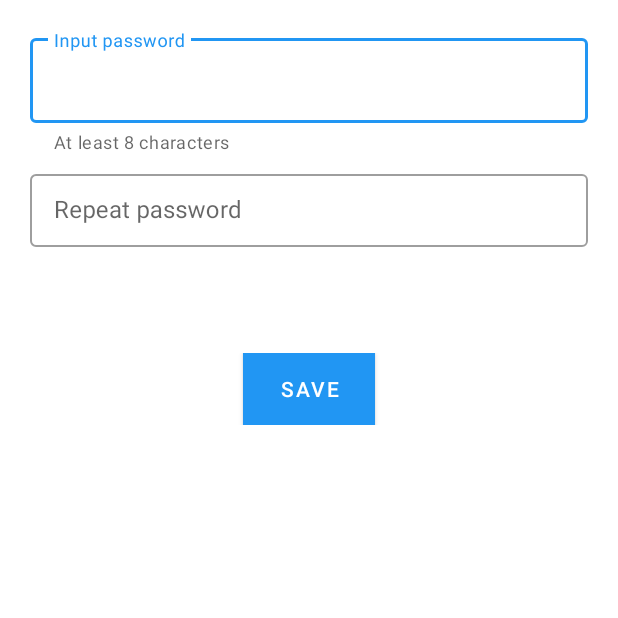
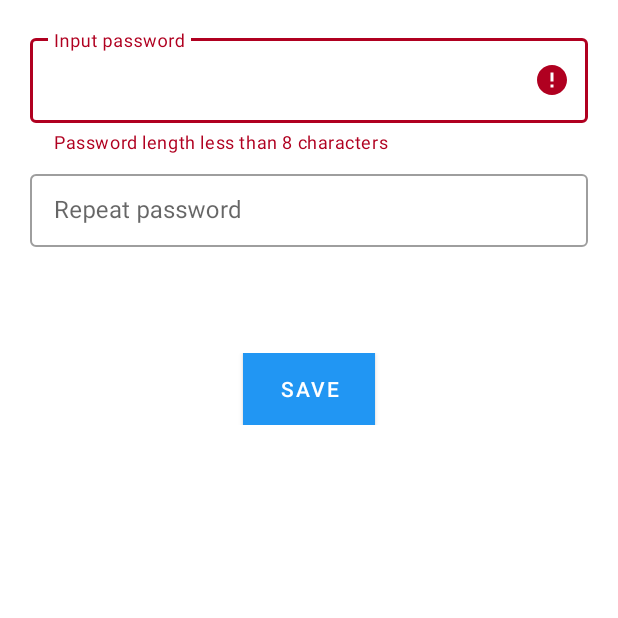
Before and after one commit to AlekseyM73/SecureRepo, an Android app: the screen it shows after launch (SetPasswordActivity), after a tap on "SAVE", on a phone screen of 412 x 824 dp, the top half of it. Run offline under Robolectric (Android 15) with nearby library versions, the phone set to English and light mode, and no system bars; our stand-ins replace Room's generated code, RxJava.

Commit message:
in process

```diff
--- a/app/src/main/java/com/example/securerepo/view/SetPasswordActivity.java
+++ b/app/src/main/java/com/example/securerepo/view/SetPasswordActivity.java
@@ -5,6 +5,8 @@ import android.content.DialogInterface;
 import android.content.Intent;
 import android.content.SharedPreferences;
 import android.os.Bundle;
+import android.text.Editable;
+import android.text.TextWatcher;
 import android.view.View;
 import android.widget.Button;
 import android.widget.EditText;
@@ -18,6 +20,7 @@ import com.example.securerepo.R;
 import com.example.securerepo.crypto.PasswordCheckerCipher;
 import com.example.securerepo.model.PasswordChecker;
 import com.example.securerepo.repository.PasswordCheckerSource;
+import com.google.android.material.textfield.TextInputLayout;
 
 import java.util.Arrays;
 import java.util.Random;
@@ -33,6 +36,8 @@ public class SetPasswordActivity extends Activity {
 
     private EditText etSetPass;
     private EditText etSetPassRepeat;
+    private TextInputLayout tilPassword1;
+    private TextInputLayout tilPassword2;
     private static final int PASSWORD_LENGTH = 8;
     private final String IS_PASSWORD_PRESENT = "isPasswordPresent";
     private final String PASSWORD = "password";
@@ -49,11 +54,51 @@ public class SetPasswordActivity extends Activity {
 
         etSetPass = findViewById(R.id.setPasswordActivityEditText);
         etSetPassRepeat = findViewById(R.id.setPasswordActivityEditTextRepeat);
+        tilPassword1 = findViewById(R.id.setPasswordActivityTextInputLayoutPassword1);
+        tilPassword2 = findViewById(R.id.setPasswordActivityTextInputLayoutPassword2);
         Button btnSave = findViewById(R.id.setPasswordActivityButtonSave);
         btnSave.setOnClickListener(listener);
         if (!isCautionDialogWasShown){
             showCautionDialog();
         }
+
+        etSetPass.addTextChangedListener(new TextWatcher() {
+            @Override
+            public void beforeTextChanged(CharSequence s, int start, int count, int after) {
+
+            }
+
+            @Override
+            public void onTextChanged(CharSequence s, int start, int before, int count) {
+                tilPassword1.setError("");
+                tilPassword2.setError("");
+            }
+
+            @Override
+            public void afterTextChanged(Editable s) {
+
+            }
+        });
+
+        etSetPassRepeat.addTextChangedListener(new TextWatcher() {
+            @Override
+            public void beforeTextChanged(CharSequence s, int start, int count, int after) {
+
+            }
+
+            @Override
+            public void onTextChanged(CharSequence s, int start, int before, int count) {
+                tilPassword1.setError("");
+                tilPassword2.setError("");
+            }
+
+            @Override
+            public void afterTextChanged(Editable s) {
+
+            }
+        });
+
+
 
     }
 
@@ -80,6 +125,12 @@ public class SetPasswordActivity extends Activity {
                 Arrays.fill(password2,'0');*/
                 addPasswordChecker(password1);
                 finish();
+            }
+            else if (!isTwoPasswordEquals(password1,password2)){
+                tilPassword2.setError("Passwords do not match");
+            }
+            else if (!isPasswordLengthGood(password1)){
+                tilPassword1.setError("Password length less than 8 characters");
             }
 
         }
@@ -147,4 +198,5 @@ public class SetPasswordActivity extends Activity {
                 })
                 .show();
     }
+
 }
--- a/app/src/main/res/layout/activity_set_password.xml
+++ b/app/src/main/res/layout/activity_set_password.xml
@@ -11,12 +11,12 @@
         android:orientation="vertical">
 
         <com.google.android.material.textfield.TextInputLayout
+            android:id="@+id/setPasswordActivityTextInputLayoutPassword1"
             style="@style/Widget.MaterialComponents.TextInputLayout.OutlinedBox"
             android:layout_width="match_parent"
             android:layout_height="wrap_content"
             android:layout_margin="4dp"
             android:hint="@string/inputPassword"
-            app:helperText="@string/at_least_8_chars"
             app:helperTextEnabled="true"
             app:errorEnabled="true">
 
@@ -28,6 +28,7 @@
         </com.google.android.material.textfield.TextInputLayout>
 
         <com.google.android.material.textfield.TextInputLayout
+            android:id="@+id/setPasswordActivityTextInputLayoutPassword2"
             style="@style/Widget.MaterialComponents.TextInputLayout.OutlinedBox.Dense"
             android:layout_width="match_parent"
             android:layout_height="wrap_content"
```
Also changed, not shown: app/src/main/java/com/example/securerepo/view/EnterPasswordActivity.java (+23 -3 lines).
